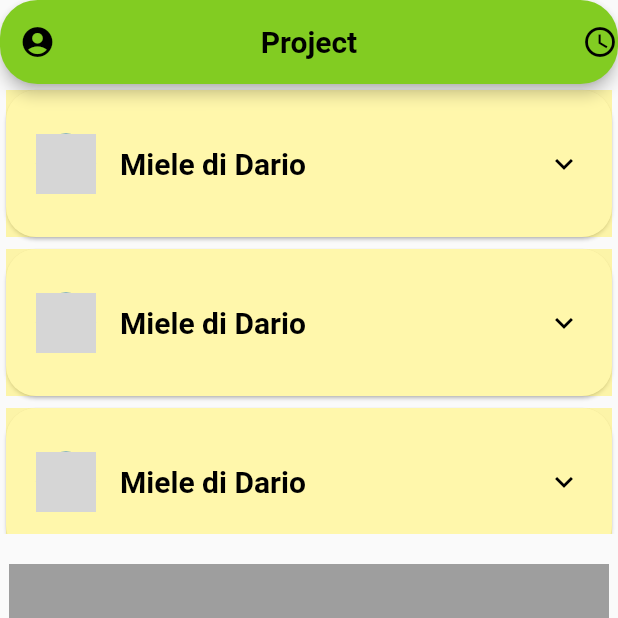
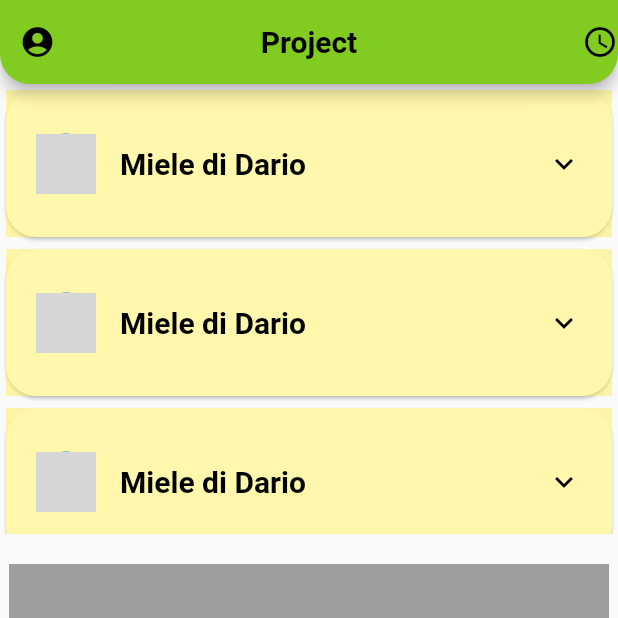
Before and after one commit to pi-surfer/Biometric_app, a Flutter app: the ProjectPage screen opened directly, on a phone screen of 412 x 824 dp, the top half of it. Run offline on Flutter 3.47's test engine with Material 2 defaults, Android fonts, the phone set to English and light mode, and no system bars; our stand-ins replace flutter_login, material_design_icons_flutter; grey boxes are pictures that could not be loaded.

Commit message:
changed border appbar project page

```diff
--- a/lib/screens/projects_page.dart
+++ b/lib/screens/projects_page.dart
@@ -50,7 +50,7 @@ class _ProjectPageState extends State<ProjectPage> {
         automaticallyImplyLeading: false, // per tornare indietro con la navigazione
         foregroundColor: Colors.black,
         backgroundColor: Color.fromARGB(255, 130, 204, 34),
-        shape: RoundedRectangleBorder(borderRadius: BorderRadius.circular(25))
+        shape: RoundedRectangleBorder(borderRadius: BorderRadius.only(bottomLeft:Radius.circular(20), bottomRight:Radius.circular(20)))
       ),
       body: SingleChildScrollView(
         child: Column(
```
